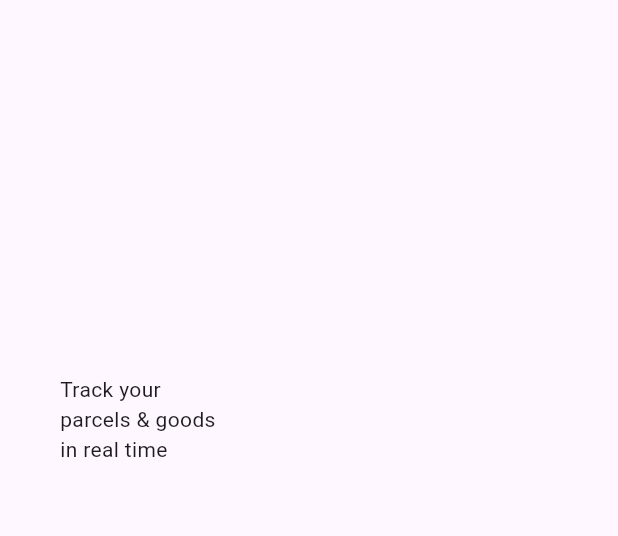
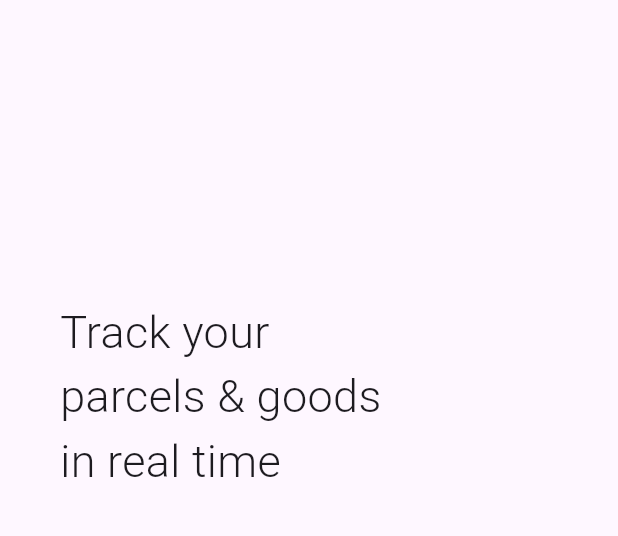
Before and after one commit to tinashemahwenda/trekr, a Flutter app: the screen it shows after launch, on a phone screen of 412 x 824 dp, the part 125-661 px from its top. Run offline on Flutter 3.47's test engine with Material 3 defaults, Android fonts, the phone set to English and light mode, and no system bars.

Commit message:
styled the main text in banner area

```diff
--- a/lib/screens/trekr_search.dart
+++ b/lib/screens/trekr_search.dart
@@ -26,10 +26,16 @@ class TrekrSearch extends StatelessWidget {
               ),
             ),
             SizedBox(
-              height: 250,
+              height: 200,
             ),
             //main text
-            Text('Track your \nparcels & goods \nin real time'),
+            Text(
+              'Track your \nparcels & goods \nin real time',
+              style: TextStyle(
+                fontSize: 30,
+                fontWeight: FontWeight.w300,
+              ),
+            ),
             //search
 
             //track button
```
